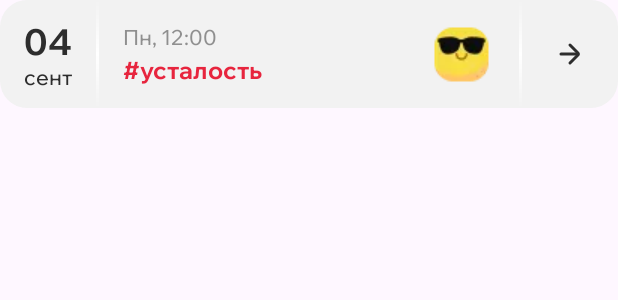
After one commit to Pineapple-Practice-Mira/Android-App, an Android app: the layout item_check_in.xml on its own in the app's theme, with its tools: preview values and no code run, on a phone screen of 412 x 824 dp. The commit adds this screen. Shown: the top 300 px of the screen. Run offline under Robolectric (Android 15) with nearby library versions, the light colour scheme and no system bars.

Commit message:
- Item RecyclerVIew

```diff
--- /dev/null
+++ b/app/src/main/res/drawable/item_check_in_background.xml
@@ -0,0 +1,9 @@
+<?xml version="1.0" encoding="utf-8"?>
+<selector xmlns:android="http://schemas.android.com/apk/res/android">
+    <item>
+        <shape>
+            <corners android:radius="18dp"/>
+            <solid android:color="@color/light_grey"/>
+        </shape>
+    </item>
+</selector>
--- /dev/null
+++ b/app/src/main/res/drawable/item_check_in_border.xml
@@ -0,0 +1,9 @@
+<?xml version="1.0" encoding="utf-8"?>
+<shape xmlns:android="http://schemas.android.com/apk/res/android"
+    android:shape="rectangle">
+    <gradient
+        android:centerColor="@color/white"
+        android:endColor="@color/light_grey"
+        android:startColor="@color/light_grey"
+        android:angle="90"/>
+</shape>
--- a/app/src/main/res/layout/bottom_bar.xml
+++ b/app/src/main/res/layout/bottom_bar.xml
@@ -19,24 +19,24 @@
 
     <ImageView
         android:id="@+id/home"
-        android:layout_width="40dp"
-        android:layout_height="40dp"
+        android:layout_width="wrap_content"
+        android:layout_height="wrap_content"
         android:src="@drawable/bottom_bar_button_home_state"
-        app:layout_constraintTop_toBottomOf="@id/line"
+        android:layout_marginTop="36dp"
+        app:layout_constraintTop_toTopOf="parent"
         app:layout_constraintStart_toStartOf="parent"
         app:layout_constraintEnd_toStartOf="@id/btnCheckIn"
-        app:layout_constraintBottom_toBottomOf="parent"
         android:contentDescription="@string/stub" />
 
     <ImageView
         android:id="@+id/exercisesList"
-        android:layout_width="40dp"
-        android:layout_height="40dp"
+        android:layout_width="wrap_content"
+        android:layout_height="wrap_content"
         android:src="@drawable/bottom_bar_button_exercises_state"
-        app:layout_constraintTop_toBottomOf="@id/line"
+        android:layout_marginTop="36dp"
+        app:layout_constraintTop_toTopOf="parent"
         app:layout_constraintStart_toEndOf="@id/btnCheckIn"
         app:layout_constraintEnd_toEndOf="parent"
-        app:layout_constraintBottom_toBottomOf="parent"
         android:contentDescription="@string/stub"/>
 
     <ImageView
--- a/app/src/main/res/layout/bottom_toolbar.xml
+++ /dev/null
@@ -1,6 +0,0 @@
-<?xml version="1.0" encoding="utf-8"?>
-<androidx.constraintlayout.widget.ConstraintLayout xmlns:android="http://schemas.android.com/apk/res/android"
-    android:layout_width="match_parent"
-    android:layout_height="match_parent">
-
-</androidx.constraintlayout.widget.ConstraintLayout>
--- a/app/src/main/res/layout/fragment_settings.xml
+++ b/app/src/main/res/layout/fragment_settings.xml
@@ -2,6 +2,7 @@
 <LinearLayout xmlns:android="http://schemas.android.com/apk/res/android"
     android:layout_width="match_parent"
     android:layout_height="match_parent"
+    xmlns:tools="http://schemas.android.com/tools"
     android:orientation="vertical"
     android:gravity="center">
 
@@ -9,13 +10,16 @@
         android:layout_width="wrap_content"
         android:layout_height="wrap_content"
         android:text="Настройки"
-        android:textSize="30sp"/>
+        android:includeFontPadding="false"
+        android:textSize="30sp"
+        tools:ignore="HardcodedText"/>
     <Button
         android:id="@+id/close"
         android:text="Закрыть"
         android:backgroundTint="@color/button_background_state"
         android:layout_width="wrap_content"
-        android:layout_height="wrap_content"/>
+        android:layout_height="wrap_content"
+        tools:ignore="HardcodedText"/>
 
 
 </LinearLayout>
--- /dev/null
+++ b/app/src/main/res/layout/item_check_in.xml
@@ -0,0 +1,110 @@
+<?xml version="1.0" encoding="utf-8"?>
+<androidx.constraintlayout.widget.ConstraintLayout xmlns:android="http://schemas.android.com/apk/res/android"
+    xmlns:app="http://schemas.android.com/apk/res-auto"
+    xmlns:tools="http://schemas.android.com/tools"
+    android:layout_width="match_parent"
+    android:layout_height="72dp"
+    android:background="@drawable/item_check_in_background">
+
+    <LinearLayout
+        android:layout_width="wrap_content"
+        android:layout_height="wrap_content"
+        android:orientation="vertical"
+        app:layout_constraintBottom_toBottomOf="parent"
+        app:layout_constraintEnd_toStartOf="@id/leftBorder"
+        app:layout_constraintStart_toStartOf="parent"
+        app:layout_constraintTop_toTopOf="parent">
+
+        <TextView
+            android:id="@+id/day"
+            style="@style/DateNumber24"
+            android:layout_width="wrap_content"
+            android:layout_height="wrap_content"
+            android:layout_gravity="center"
+            android:includeFontPadding="false"
+            android:lineSpacingExtra="0dp"
+            android:text="04"
+            tools:ignore="HardcodedText" />
+
+        <TextView
+            android:id="@+id/month"
+            style="@style/Body14Dark"
+            android:layout_width="wrap_content"
+            android:layout_height="wrap_content"
+            android:includeFontPadding="false"
+            android:text="сент"
+            tools:ignore="HardcodedText" />
+
+    </LinearLayout>
+
+
+    <View
+        android:id="@+id/leftBorder"
+        android:layout_width="2dp"
+        android:layout_height="match_parent"
+        android:layout_marginStart="64dp"
+        android:background="@drawable/item_check_in_border"
+        app:layout_constraintBottom_toBottomOf="parent"
+        app:layout_constraintStart_toStartOf="parent"
+        app:layout_constraintTop_toTopOf="parent" />
+
+    <LinearLayout
+        android:layout_width="wrap_content"
+        android:layout_height="wrap_content"
+        android:layout_marginStart="16dp"
+        android:orientation="vertical"
+        app:layout_constraintBottom_toBottomOf="parent"
+        app:layout_constraintStart_toEndOf="@id/leftBorder"
+        app:layout_constraintTop_toTopOf="parent">
+
+        <TextView
+            android:id="@+id/time"
+            android:layout_width="wrap_content"
+            android:layout_height="wrap_content"
+            style="@style/Body14Dark.Alpha50"
+            android:alpha="0.5"
+            android:text="Пн, 12:00"
+            tools:ignore="HardcodedText" />
+
+        <TextView
+            android:layout_width="wrap_content"
+            android:layout_height="wrap_content"
+            android:text="#усталость"
+            style="@style/Notion16"
+            android:textColor="@color/third"
+            tools:ignore="HardcodedText"/>
+    </LinearLayout>
+
+    <ImageView
+        android:layout_width="wrap_content"
+        android:layout_height="wrap_content"
+        android:layout_marginEnd="15dp"
+        android:src="@drawable/emo"
+        app:layout_constraintBottom_toBottomOf="parent"
+        app:layout_constraintEnd_toStartOf="@id/rightBorder"
+        app:layout_constraintTop_toTopOf="parent"
+        android:contentDescription="@string/stub" />
+
+    <View
+        android:id="@+id/rightBorder"
+        android:layout_width="2dp"
+        android:layout_height="match_parent"
+        android:layout_marginEnd="64dp"
+        android:background="@drawable/item_check_in_border"
+        app:layout_constraintBottom_toBottomOf="parent"
+        app:layout_constraintEnd_toEndOf="parent"
+        app:layout_constraintTop_toTopOf="parent" />
+
+    <ImageView
+        android:layout_width="wrap_content"
+        android:layout_height="wrap_content"
+        android:src="@drawable/arrow"
+        app:layout_constraintBottom_toBottomOf="parent"
+        app:layout_constraintEnd_toEndOf="parent"
+        app:layout_constraintStart_toEndOf="@id/rightBorder"
+        app:layout_constraintTop_toTopOf="parent"
+        app:tint="@color/dark"
+        android:contentDescription="@string/stub"/>
+
+
+</androidx.constraintlayout.widget.ConstraintLayout>
--- a/app/src/main/res/values/colors.xml
+++ b/app/src/main/res/values/colors.xml
@@ -10,4 +10,5 @@
     <color name="white">#FFFFFFFF</color>
     <color name="dark">#2D2D2D</color>
     <color name="dark_alpha_30">#4D2D2D2D</color>
+
 </resources>
--- /dev/null
+++ b/app/src/main/res/values/styles.xml
@@ -0,0 +1,4 @@
+<?xml version="1.0" encoding="utf-8"?>
+<resources>
+
+</resources>
--- /dev/null
+++ b/app/src/main/res/values/text_appearance.xml
@@ -0,0 +1,3 @@
+<?xml version="1.0" encoding="utf-8"?>
+<resources>
+</resources>
--- a/app/src/main/res/values/themes.xml
+++ b/app/src/main/res/values/themes.xml
@@ -45,6 +45,8 @@
         <item name="android:textColor">@color/dark</item>
     </style>
 
+
+
     <style name="Body14Primary" parent="WixMadeforDisplayMedium">
         <item name="android:textColor">@color/primary</item>
         <item name="android:textSize">14sp</item>
@@ -55,9 +57,18 @@
         <item name="android:textSize">14sp</item>
     </style>
 
+    <style name="Body14Dark.Alpha50">
+        <item name="alpha">0.5</item>
+    </style>
+
     <style name="Notion12" parent="WixMadeforDisplayBold">
         <item name="android:textColor">@color/dark</item>
         <item name="android:textSize">12sp</item>
+    </style>
+
+    <style name="Notion16" parent="WixMadeforDisplayBold">
+        <item name="android:textColor">@color/dark</item>
+        <item name="android:textSize">16sp</item>
     </style>
 
     <style name="DateNumber24" parent="WixMadeforDisplayBold">
```
Also changed, not shown: app/src/main/res/drawable/emo.webp (added).
